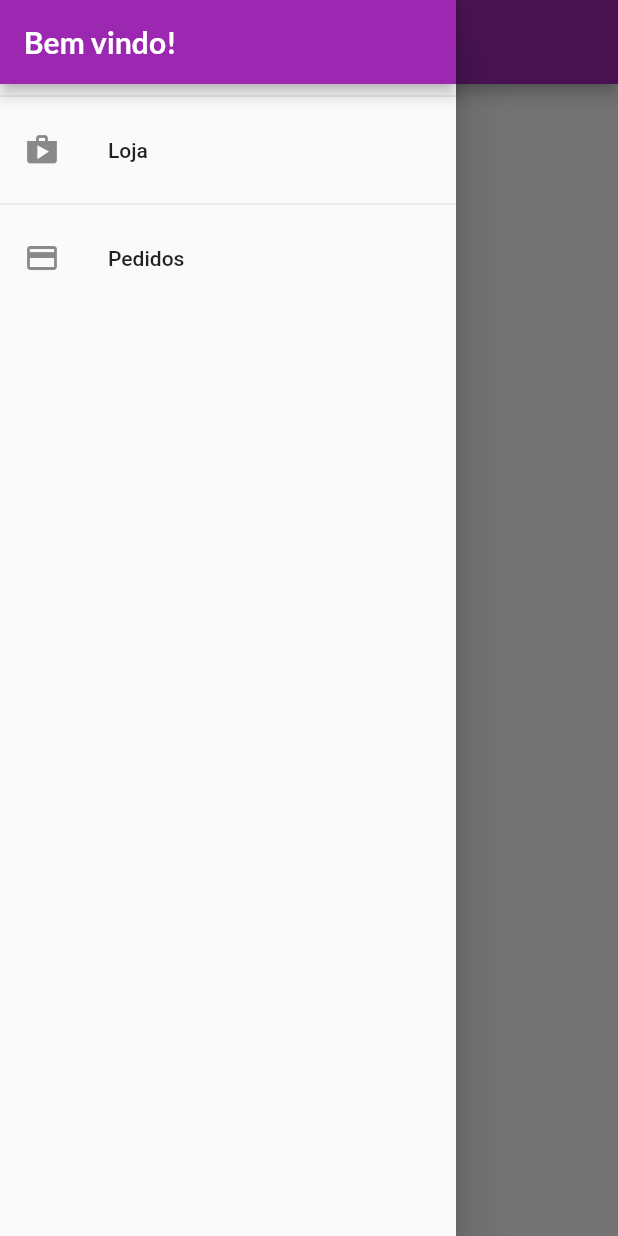
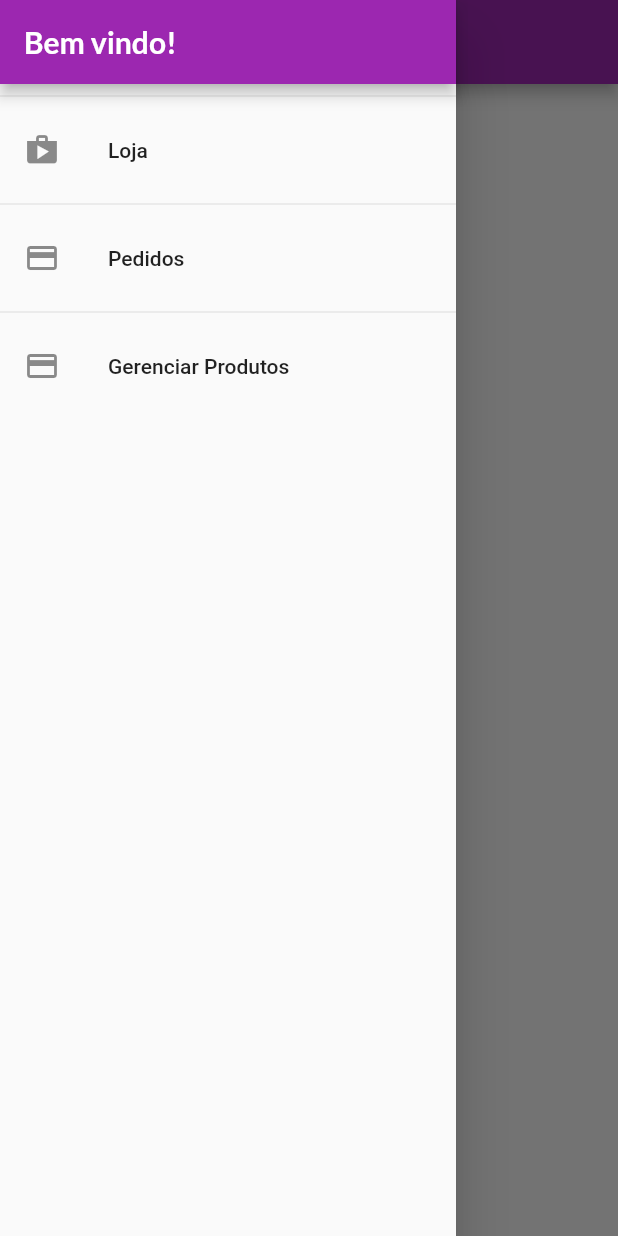
Before and after one commit to jfcbxp/flutter-shop-curso, a Flutter app: the OrderPage screen opened by its route, with the side drawer open, on a phone screen of 412 x 824 dp. Run offline on Flutter 3.47's test engine with Material 2 defaults, Android fonts, the phone set to English and light mode, and no system bars; network calls fail.

Commit message:
adicionado tela de edicao gerenciamento de produtos

```diff
--- a/lib/components/app_drawer.dart
+++ b/lib/components/app_drawer.dart
@@ -27,6 +27,14 @@ class AppDrawer extends StatelessWidget {
           onTap: () {
             Navigator.of(context).pushReplacementNamed(AppRoutes.ORDER);
           },
+        ),
+        Divider(),
+        ListTile(
+          leading: Icon(Icons.payment),
+          title: Text('Gerenciar Produtos'),
+          onTap: () {
+            Navigator.of(context).pushReplacementNamed(AppRoutes.PRODUCT);
+          },
         )
       ]),
     );
--- a/lib/main.dart
+++ b/lib/main.dart
@@ -6,6 +6,8 @@ import 'package:shop/model/product_list.dart';
 import 'package:shop/pages/cart_page.dart';
 import 'package:shop/pages/orders_page.dart';
 import 'package:shop/pages/product_datail_page.dart';
+import 'package:shop/pages/product_form_page.dart';
+import 'package:shop/pages/product_page.dart';
 import 'package:shop/pages/products_overview_page.dart';
 import 'package:shop/utils/app_routes.dart';
 
@@ -56,6 +58,8 @@ class MyApp extends StatelessWidget {
           AppRoutes.CART: (ctx) => CartPage(),
           AppRoutes.HOME: (ctx) => ProductsOverviewPage(),
           AppRoutes.ORDER: (ctx) => OrderPage(),
+          AppRoutes.PRODUCT: (ctx) => ProductPage(),
+          AppRoutes.PRODUCT_FORM: (ctx) => ProductFormPage(),
         },
       ),
     );
--- a/lib/model/order_list.dart
+++ b/lib/model/order_list.dart
@@ -11,7 +11,7 @@ class OrderList with ChangeNotifier {
     return [..._items];
   }
 
-  int get ItemsCount {
+  int get itemsCount {
     return _items.length;
   }
 
--- a/lib/model/product_list.dart
+++ b/lib/model/product_list.dart
@@ -26,4 +26,8 @@ class ProductList with ChangeNotifier {
     _items.add(product);
     notifyListeners();
   }
+
+  int get itemsCount {
+    return _items.length;
+  }
 }
--- a/lib/pages/orders_page.dart
+++ b/lib/pages/orders_page.dart
@@ -14,7 +14,7 @@ class OrderPage extends StatelessWidget {
       appBar: AppBar(title: Text('Meus Pedidos')),
       drawer: AppDrawer(),
       body: ListView.builder(
-          itemCount: orderList.ItemsCount,
+          itemCount: orderList.itemsCount,
           itemBuilder: (ctx, i) => OrderWidget(order: orderList.items[i])),
     );
   }
--- a/lib/utils/app_routes.dart
+++ b/lib/utils/app_routes.dart
@@ -3,4 +3,6 @@ class AppRoutes {
   static const CART = '/cart';
   static const HOME = '/';
   static const ORDER = '/order';
+  static const PRODUCT = '/product';
+  static const PRODUCT_FORM = '/product-form';
 }
```
Also changed, not shown: lib/components/product_item.dart (added, +32 -0 lines), lib/pages/product_form_page.dart (added, +19 -0 lines), lib/pages/product_page.dart (added, +39 -0 lines).
